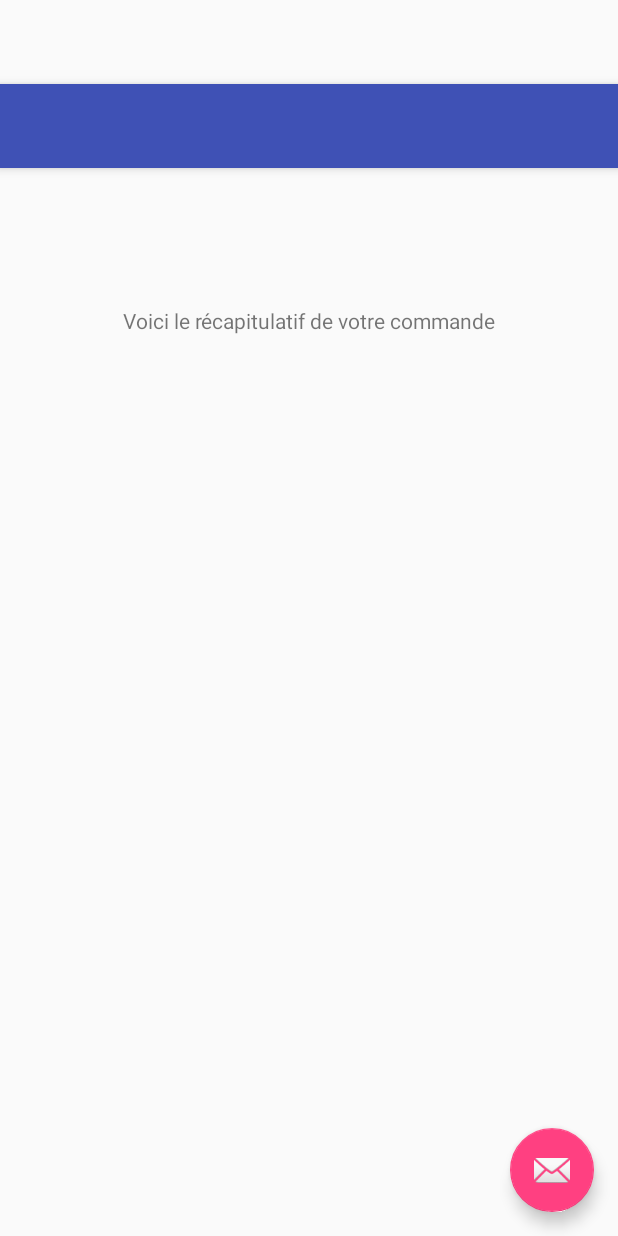
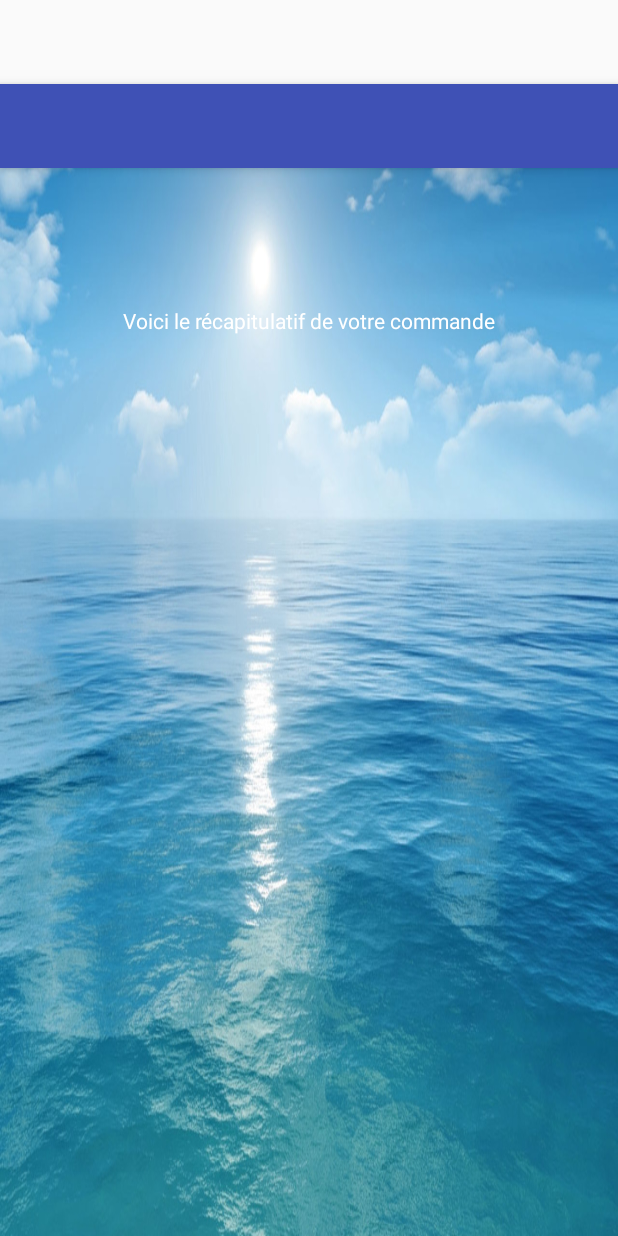
Before and after one commit to chesnais-mymy/AppliMyMa, an Android app: the layout activity_recapitulatif.xml on its own in the app's theme, with its tools: preview values and no code run, on a phone screen of 412 x 824 dp. Run offline under Robolectric (Android 15) with nearby library versions, the phone set to English and light mode, and no system bars.

```diff
--- a/app/src/main/res/layout/activity_recapitulatif.xml
+++ b/app/src/main/res/layout/activity_recapitulatif.xml
@@ -17,9 +17,4 @@
 
     <include layout="@layout/content_recapitulatif" />
 
-    <android.support.design.widget.FloatingActionButton android:id="@+id/fab"
-        android:layout_width="wrap_content" android:layout_height="wrap_content"
-        android:layout_gravity="bottom|end" android:layout_margin="@dimen/fab_margin"
-        android:src="@android:drawable/ic_dialog_email" />
-
 </android.support.design.widget.CoordinatorLayout>
--- a/app/src/main/res/layout/content_recapitulatif.xml
+++ b/app/src/main/res/layout/content_recapitulatif.xml
@@ -8,7 +8,8 @@
     android:paddingBottom="@dimen/activity_vertical_margin"
     app:layout_behavior="@string/appbar_scrolling_view_behavior"
     tools:showIn="@layout/activity_recapitulatif"
-    tools:context="org.esiea.chesnais_ma.applimyma.recapitulatif">
+    tools:context="org.esiea.chesnais_ma.applimyma.recapitulatif"
+    android:background="@drawable/mer">
 
     <TextView
         android:layout_width="wrap_content"
@@ -17,5 +18,6 @@
         android:id="@+id/textView5"
         android:layout_marginTop="76dp"
         android:layout_alignParentTop="true"
-        android:layout_centerHorizontal="true" />
+        android:layout_centerHorizontal="true"
+        android:textColor="#ffffff" />
 </RelativeLayout>
```
Also changed, not shown: app/src/main/java/org/esiea/chesnais_ma/applimyma/Inscription.java (+16 -4 lines), app/src/main/java/org/esiea/chesnais_ma/applimyma/MainActivity.java (+10 -3 lines), app/src/main/java/org/esiea/chesnais_ma/applimyma/Telechargement.java (+26 -0 lines), app/src/main/java/org/esiea/chesnais_ma/applimyma/recapitulatif.java (+19 -2 lines), app/src/main/java/org/esiea/chesnais_ma/applimyma/villes.java (+10 -4 lines), 1 other file.
